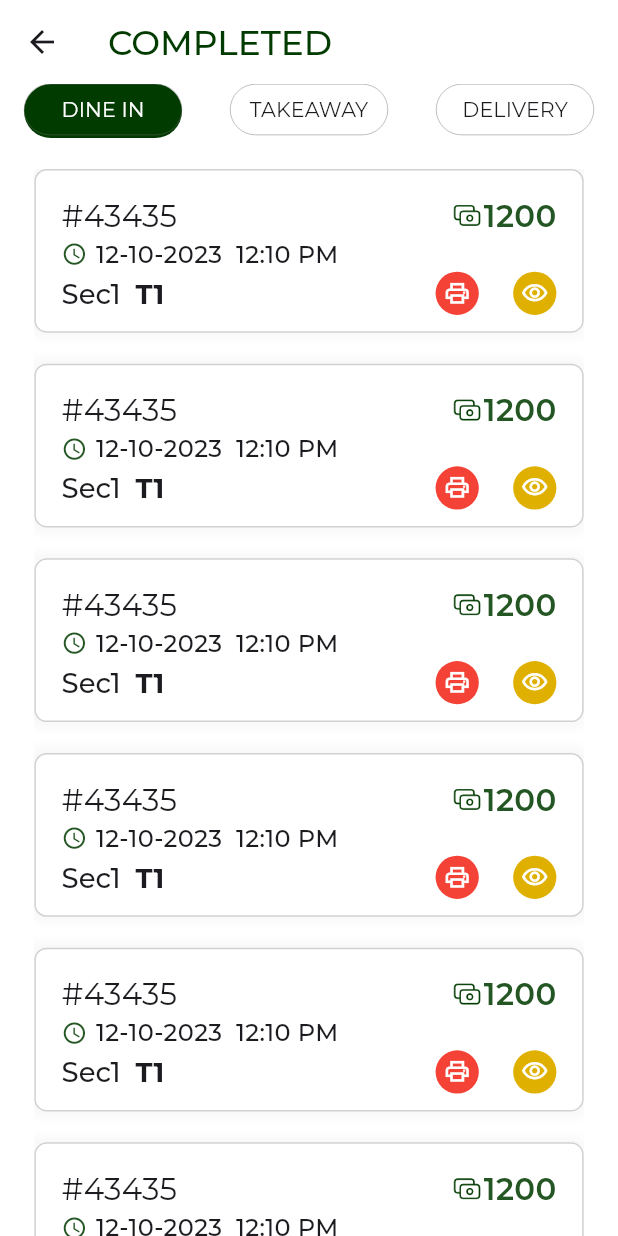
After one commit to hashircodignus/yes_plus_app, a Flutter app: the CompletedPage screen opened directly, on a phone screen of 412 x 824 dp. The commit adds this screen. Run offline on Flutter 3.47's test engine with Material 3 defaults, Android fonts, the phone set to English and light mode, and no system bars; our stand-ins replace flutter_screenutil, google_fonts, lottie.

Commit message:
completed page dine in section design

```diff
--- /dev/null
+++ b/lib/src/presentation/completed_screen/completed_page.dart
@@ -0,0 +1,61 @@
+import 'package:flutter/material.dart';
+import 'package:flutter_screenutil/flutter_screenutil.dart';
+import 'package:yes_plus/src/presentation/completed_screen/widget/completed_dinein_widget.dart';
+import '../../utils/theme.dart';
+import '../widget/dine_in_data_widget.dart';
+import '../widget/tab_widget.dart';
+
+class CompletedPage extends StatelessWidget {
+  const CompletedPage({super.key});
+
+  @override
+  Widget build(BuildContext context) {
+    return DefaultTabController(
+      length: 3,
+      child: Scaffold(
+        backgroundColor: AppTheme.backColor,
+        appBar: AppBar(
+          backgroundColor: AppTheme.backColor,
+          title: Text('COMPLETED',style: AppTheme.appBarText,),
+        ),
+        body: Container(
+          height: double.infinity,
+          width: double.infinity,
+          child: Column(
+            children: [
+              SizedBox(
+                height: 35.h,
+                child: TabBar(
+                  indicator: BoxDecoration(
+                    color: AppTheme.iconColor,
+                    borderRadius: BorderRadius.circular(63.r),
+                  ),
+                  labelStyle: AppTheme.cardWhiteText,
+                  unselectedLabelColor: AppTheme.textColor,
+                  dividerColor: AppTheme.backColor,
+                  labelColor: AppTheme.backColor,
+                  tabs: const[
+                    TabWidget(text: 'DINE IN'),
+                    TabWidget(text: 'TAKEAWAY'),
+                    TabWidget(text: 'DELIVERY'),
+
+                  ],
+                ),
+              ),
+              SizedBox(height: 20.h,),
+              const Expanded(
+                child: TabBarView(
+                    children: [
+                      CompletedDineInWidget(),
+                      DineInDataWidget(isTakeAway: true,),
+                      DineInDataWidget(isDelivery: true,isTakeAway: true,),
+                    ]
+                ),
+              ),
+            ],
+          ),
+        ),
+      ),
+    );
+  }
+}
--- /dev/null
+++ b/lib/src/presentation/completed_screen/widget/completed_dinein_widget.dart
@@ -0,0 +1,113 @@
+import 'package:flutter/material.dart';
+import 'package:flutter_screenutil/flutter_screenutil.dart';
+import 'package:yes_plus/src/utils/asset_resources.dart';
+import 'package:yes_plus/src/utils/theme.dart';
+
+class CompletedDineInWidget extends StatelessWidget {
+  const CompletedDineInWidget({super.key});
+
+  @override
+  Widget build(BuildContext context) {
+    return Scaffold(
+      body: Container(
+        padding: EdgeInsets.symmetric(horizontal: 20.w),
+        color: AppTheme.backColor,
+        width: double.infinity,
+        child: SingleChildScrollView(
+          child: ListView.separated(
+            physics: const BouncingScrollPhysics(),
+              shrinkWrap: true,
+              itemCount: 15,
+              itemBuilder: (BuildContext context, int index){
+              return Container(
+                padding: EdgeInsets.symmetric(horizontal: 15.w,vertical: 15.h),
+                height: 106.h,
+                width: double.infinity,
+                decoration: BoxDecoration(
+                  color: AppTheme.backColor,
+                  borderRadius: BorderRadius.circular(8.r),
+                  border: Border.all(color: AppTheme.textColor.withOpacity(0.2)),
+                  boxShadow: [
+                    BoxShadow(
+                    color: AppTheme.iconColor.withOpacity(0.02),
+                      spreadRadius: 3.r,
+                      blurRadius: 5.r,
+                      offset: const Offset(1, 1),
+                  ),
+                    BoxShadow(
+                    color: AppTheme.textColor.withOpacity(0.02),
+                      spreadRadius: 3.r,
+                      blurRadius: 5.r,
+                      offset: const Offset(-1, -1),
+                  ),
+                  ]
+                ),
+                child: Column(
+                  children: [
+                //    Icon(Icons.left)
+                    Row( mainAxisAlignment: MainAxisAlignment.spaceBetween,
+                      children: [
+                        Text('#43435',style: AppTheme.completedNum,),
+                        Row(
+                          children: [
+                            Image.asset(AssetResources.cashGreen,scale: 4,),
+                            Text('1200',style: AppTheme.tableNumGreen,)
+                          ],
+                        )
+                      ],
+                    ),
+                    Row(
+                      children: [
+                        Icon(Icons.access_time,color: AppTheme.tableContainerGreen,size: 15.sp,),
+                        SizedBox(width: 5.w,),
+                        Text('12-10-2023  12:10 PM',style: AppTheme.bottomBlackText,),
+                      ],
+                    ),
+                    Row(mainAxisAlignment: MainAxisAlignment.spaceBetween,
+                      children: [
+                        RichText(text: TextSpan(
+                          text: 'Sec1  ',style: AppTheme.buttonBlackText,
+                          children: [
+                            TextSpan(
+                              text: 'T1',style: AppTheme.sectionText
+                            )
+                          ]
+                        )),
+                        Row(
+                          children: [
+                            Container(
+                              height: 28.h,
+                              width: 28.h,
+                              decoration: BoxDecoration(
+                                borderRadius: BorderRadius.circular(60.r),
+                                color: Colors.red,
+                              ),
+                              child: Icon(Icons.print_outlined,color: AppTheme.backColor,size: 16.sp,),
+                            ),
+                            SizedBox(width: 20.w,),
+                            Container(
+                              height: 28.h,
+                              width: 28.h,
+                              decoration: BoxDecoration(
+                                borderRadius: BorderRadius.circular(60.r),
+                                color: const Color(0xffE0B000),
+                              ),
+                              child: Icon(Icons.visibility_outlined,color: AppTheme.backColor,size: 16.sp,),
+                            ),
+                          ],
+                        )
+                      ],
+                    )
+
+                  ],
+                ),
+              );
+              }, separatorBuilder: (BuildContext context, int index) {
+              return SizedBox(height: 20.h,);
+          },
+          ),
+        ),
+      ),
+    );
+  }
+}
--- a/lib/src/presentation/home_screen/home_page.dart
+++ b/lib/src/presentation/home_screen/home_page.dart
@@ -1,5 +1,6 @@
 import 'package:flutter/material.dart';
 import 'package:flutter_screenutil/flutter_screenutil.dart';
+import 'package:yes_plus/src/presentation/completed_screen/completed_page.dart';
 import 'package:yes_plus/src/presentation/dine_screen/dine_page.dart';
 import 'package:yes_plus/src/presentation/home_screen/widget/grid_card.dart';
 import 'package:yes_plus/src/presentation/running_kot_screen/running_kot_page.dart';
@@ -70,7 +71,9 @@ class _HomePageState extends State<HomePage> {
                GridCard(icon: AssetResources.running, text: 'Running KOT',onTap:()=>
                    Navigator.push(context, MaterialPageRoute(builder: (context)=>const RunningKOTPage())),),
               const GridCard(icon: AssetResources.pending, text: 'Pending Statement',),
-              const GridCard(icon: AssetResources.completed, text: 'Completed',),
+               GridCard(icon: AssetResources.completed, text: 'Completed',onTap: (){
+              Navigator.push(context, MaterialPageRoute(builder: (context)=>const CompletedPage()));
+              },),
             ],
             ),
           ),
--- a/lib/src/utils/asset_resources.dart
+++ b/lib/src/utils/asset_resources.dart
@@ -8,6 +8,7 @@ class AssetResources{
   static const completed = "assets/images/completed.png";
   static const company = "assets/images/al_hawaj.png";
   static const cash = "assets/images/cash_icon.png";
+  static const cashGreen = "assets/images/cash_green.png";
   static const cashWhite = "assets/images/cash_white.png";
   static const moveTable = "assets/images/move_table.png";
   static const printBill = "assets/images/print_bill.png";
--- a/lib/src/utils/theme.dart
+++ b/lib/src/utils/theme.dart
@@ -127,8 +127,20 @@ class AppTheme {
       fontSize: 16.sp,
       fontWeight: FontWeight.w700);
 
+  static TextStyle completedNum = TextStyle(
+      color: textColor,
+      fontFamily: montserratFont.fontFamily,
+      fontSize: 18.sp,
+      fontWeight: FontWeight.w400);
+
   static TextStyle tableNum = TextStyle(
       color: textColor,
+      fontFamily: montserratFont.fontFamily,
+      fontSize: 18.sp,
+      fontWeight: FontWeight.w600);
+
+  static TextStyle tableNumGreen = TextStyle(
+      color: tableContainerGreen,
       fontFamily: montserratFont.fontFamily,
       fontSize: 18.sp,
       fontWeight: FontWeight.w600);
```
Also changed, not shown: assets/images/cash_green.png (added).
